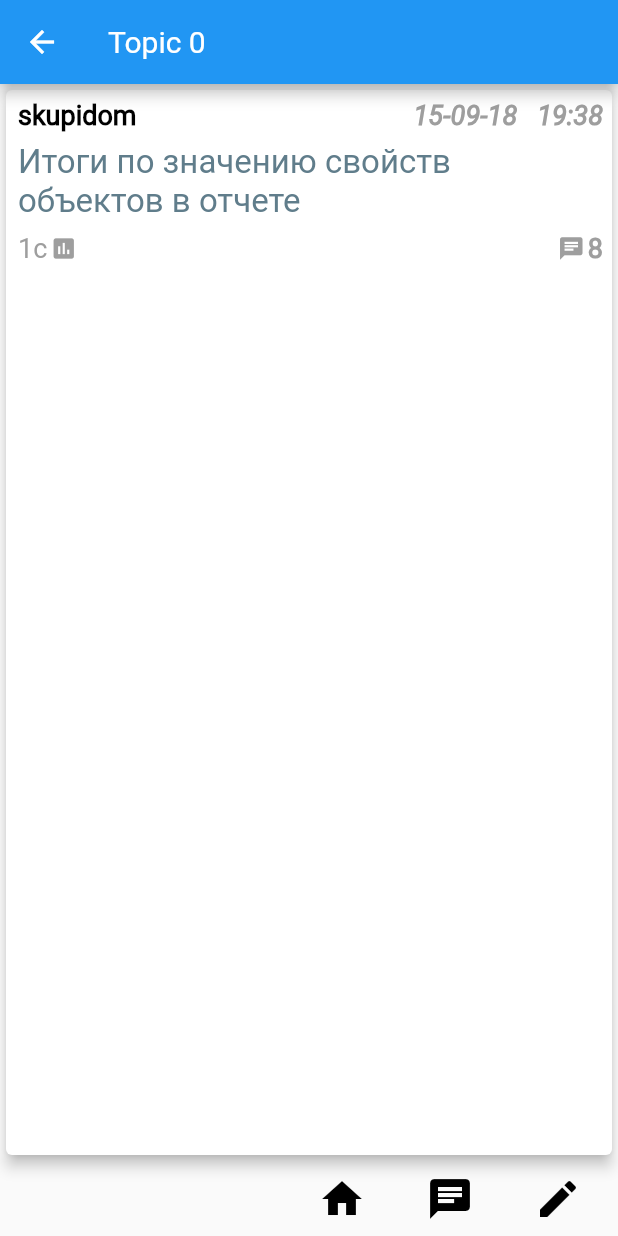
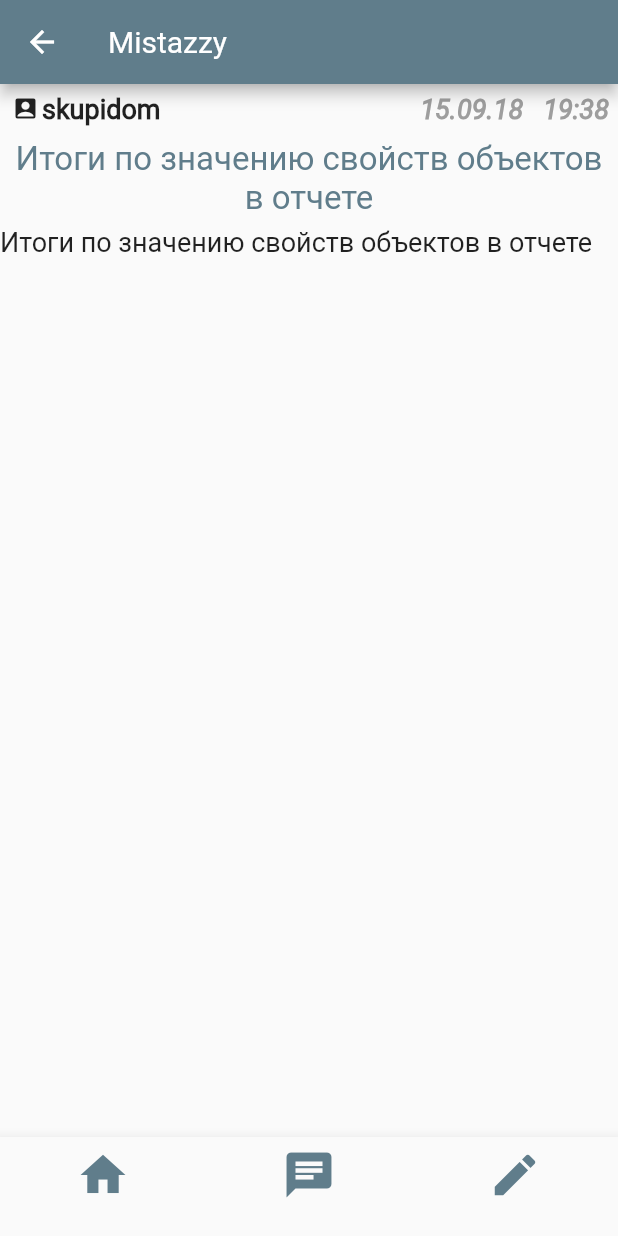
Before and after one commit to manc88/mistazzy, a Flutter app: the screen it shows after launch, after a tap on an icon or button, on a phone screen of 412 x 824 dp. Run offline on Flutter 3.47's test engine with Material 2 defaults, Android fonts, the phone set to English and light mode, and no system bars; our stand-ins replace html_unescape.

Commit message:
Topic View expanded

```diff
--- a/lib/main.dart
+++ b/lib/main.dart
@@ -8,6 +8,7 @@ import 'package:flutter/rendering.dart'
         debugPaintLayerBordersEnabled,
         debugPaintPointersEnabled,
         debugRepaintRainbowEnabled;
+import 'package:mistazzy/utils/Strings.dart';
 
 void main() {
   //debugPaintBaselinesEnabled = true;
@@ -25,7 +26,7 @@ class MistazzyApp extends StatelessWidget {
     //     debugRepaintRainbowEnabled = true;
 
     return MaterialApp(
-      title: "mistazyy",
+      title: Strings.appName,
       home: TopicListPage(),
     );
   }
--- a/lib/models/Topic.dart
+++ b/lib/models/Topic.dart
@@ -1,11 +1,15 @@
 import 'dart:convert' as converter;
 
 import 'package:mistazzy/models/user.dart';
+import 'package:html_unescape/html_unescape.dart';
 
 class Topic {
   String id = "";
 
 // - заголовок
+  String title = "";
+
+  // - заголовок
   String text = "";
 
 // - одно из {'1c','it','life','moder'}
@@ -47,12 +51,15 @@ class Topic {
       throw ArgumentError();
     }
 
+    var unescape = new HtmlUnescape();
+
     this.id = props['id'];
-    this.text = props['text'];
+    this.title = unescape.convert(props['text']);
+    this.text = unescape.convert(props['text']);
     this.forum = props['forum'];
     this.section = props['sect1'];
     this.created = DateTime.fromMillisecondsSinceEpoch(props['created'] * 1000);
-    //this.updated = new DateTime.fromMicrosecondsSinceEpoch(props['updated']);
+    this.updated = new DateTime.fromMicrosecondsSinceEpoch(props['utime']);
     this.answersCount = int.tryParse(props['answ']) ?? 0;
     this.isVoting = props['is_voting'] == "1";
     this.closed = props['closed'] == "1";
@@ -64,7 +71,7 @@ class Topic {
 
   @override
   String toString() {
-    return "id:" + id + "\n" + "text:" + text;
+    return "id:" + id + "\n" + "text:" + title;
   }
 
   static List<Topic> testList() {
--- a/lib/nav/topicListPage.dart
+++ b/lib/nav/topicListPage.dart
@@ -1,4 +1,6 @@
 import 'package:flutter/material.dart';
+import 'package:mistazzy/utils/Strings.dart';
+import 'package:mistazzy/widgets/size.dart';
 import '../widgets/topicList.dart';
 
 class TopicListPage extends StatelessWidget {
@@ -6,9 +8,21 @@ class TopicListPage extends StatelessWidget {
   Widget build(BuildContext context) {
     return Scaffold(
       appBar: AppBar(
-        title: Text("mistazzy"),
+        backgroundColor: Colors.blueGrey,
+        title: Text(Strings.appName),
       ),
       body: TopicList(),
+      floatingActionButton: FloatingActionButton(
+        mini: true,
+        child: Icon(
+          Icons.create,
+          size: Foab.icon,
+          color: Colors.white70,
+        ),
+        onPressed: () => print('foab'),
+        elevation: 8.0,
+        backgroundColor: Colors.blueGrey,
+      ),
     );
   }
 }
--- a/lib/nav/topicPage.dart
+++ b/lib/nav/topicPage.dart
@@ -1,29 +1,38 @@
 import 'package:flutter/material.dart';
 import 'package:mistazzy/models/topic.dart';
 import 'package:mistazzy/nav/paginator.dart';
-import 'package:mistazzy/widgets/topicCard.dart';
+import 'package:mistazzy/utils/Strings.dart';
+import 'package:mistazzy/widgets/size.dart';
+import 'package:mistazzy/widgets/topicView.dart';
 
 class TopicPage extends StatelessWidget {
   @override
   Widget build(BuildContext context) {
     return Scaffold(
-      appBar: AppBar(
-        title: Text("Topic 0"),
-      ),
-      body: Container(child: TopicCard(Topic.testList()[0])),
-      bottomNavigationBar: Container(
-        height: 50.0,
-        child: ButtonBar(children: <Widget>[
-          FlatButton(
-              onPressed: () => Paginator.pop(context),
-              child: Icon(
-                Icons.home,
-                size: 32.0,
-              )),
-          FlatButton(onPressed: () => {}, child: Icon(Icons.chat, size: 32.0)),
-          FlatButton(onPressed: () => {}, child: Icon(Icons.create, size: 32.0))
-        ]),
-      ),
-    );
+        appBar: AppBar(
+          backgroundColor: Colors.blueGrey,
+          title: Text(Strings.appName),
+        ),
+        body: Container(child: TopicView(topic: Topic.testList()[0])),
+        bottomNavigationBar: BottomNavigationBar(
+          onTap: (int i) => print(i),
+          items: [
+            BottomNavigationBarItem(
+                icon: Icon(
+                  Icons.home,
+                  color: Colors.blueGrey,
+                  size: BottomBarSize.icon,
+                ),
+                title: Container()),
+            BottomNavigationBarItem(
+                icon: Icon(Icons.chat,
+                    color: Colors.blueGrey, size: BottomBarSize.icon),
+                title: Container()),
+            BottomNavigationBarItem(
+                icon: Icon(Icons.create,
+                    color: Colors.blueGrey, size: BottomBarSize.icon),
+                title: Container())
+          ],
+        ));
   }
 }
--- a/lib/utils/DT.dart
+++ b/lib/utils/DT.dart
@@ -2,7 +2,7 @@ import 'package:intl/intl.dart';
 
 class Dt {
   static String topicDate(DateTime d) {
-    var formatter = new DateFormat('dd-MM-yy   HH:mm');
+    var formatter = new DateFormat('dd.MM.yy   HH:mm');
     return formatter.format(d);
   }
 }
--- /dev/null
+++ b/lib/utils/Strings.dart
@@ -0,0 +1,3 @@
+abstract class Strings {
+  static const String appName = "Mistazzy";
+}
--- a/lib/widgets/size.dart
+++ b/lib/widgets/size.dart
@@ -3,3 +3,19 @@ abstract class TopicCardSize {
   static const double iconText = 18.0;
   static const double titleText = 22.0;
 }
+
+abstract class BottomBarSize {
+  static const double icon = 36.0;
+  static const double iconText = 14.0;
+}
+
+abstract class Foab {
+  static const double icon = 24.0;
+}
+
+abstract class TopicSize {
+  static const double icon = 18.0;
+  static const double iconText = 18.0;
+  static const double titleText = 18.0;
+  static const double bodyText = 18.0;
+}
--- a/lib/widgets/topic.dart
+++ /dev/null
@@ -1,13 +0,0 @@
-import 'package:flutter/material.dart';
-import 'package:mistazzy/models/topic.dart';
-
-class TopicView extends StatelessWidget {
-  final Topic topic;
-
-  TopicView({this.topic});
-
-  @override
-  Widget build(BuildContext context) {
-    return Container(child: Container());
-  }
-}
--- a/lib/widgets/topicCard.dart
+++ b/lib/widgets/topicCard.dart
@@ -2,7 +2,6 @@ import 'package:flutter/material.dart';
 
 import 'package:mistazzy/models/topic.dart';
 import 'package:mistazzy/nav/paginator.dart';
-import 'package:mistazzy/nav/topicPage.dart';
 import 'package:mistazzy/utils/DT.dart';
 import 'package:mistazzy/widgets/size.dart';
 
@@ -19,7 +18,7 @@ class TopicCard extends StatelessWidget {
       child: Column(
         crossAxisAlignment: CrossAxisAlignment.start,
         children: <Widget>[
-          _UpperTopic(topic: topic),
+          UpperTopic(topic),
           _TopicTitle(topic: topic),
           _TopicBottom(topic: topic)
         ],
@@ -28,10 +27,10 @@ class TopicCard extends StatelessWidget {
   }
 }
 
-class _UpperTopic extends StatelessWidget {
+class UpperTopic extends StatelessWidget {
   final Topic topic;
 
-  _UpperTopic({this.topic});
+  UpperTopic(this.topic);
 
   @override
   Widget build(BuildContext context) {
@@ -42,12 +41,20 @@ class _UpperTopic extends StatelessWidget {
         mainAxisSize: MainAxisSize.max,
         mainAxisAlignment: MainAxisAlignment.spaceBetween,
         children: <Widget>[
-          Text(topic.user.name,
-              style: TextStyle(
-                  color: Colors.black,
-                  fontStyle: FontStyle.normal,
-                  fontSize: TopicCardSize.iconText,
-                  fontWeight: FontWeight.bold)),
+          Row(children: [
+            Icon(
+              Icons.account_box,
+              size: TopicCardSize.icon,
+              color: Colors.black87,
+            ),
+            Spacer(2),
+            Text(topic.user.name,
+                style: TextStyle(
+                    color: Colors.black87,
+                    fontStyle: FontStyle.normal,
+                    fontSize: TopicCardSize.iconText,
+                    fontWeight: FontWeight.bold))
+          ]),
           Text(
             Dt.topicDate(topic.created),
             style: TextStyle(
@@ -76,7 +83,7 @@ class _TopicTitle extends StatelessWidget {
           padding: EdgeInsets.fromLTRB(6.0, 2.0, 4.0, 2.0),
           child: GestureDetector(
               onTap: () => Paginator.goToTopic(context),
-              child: Text(topic.text,
+              child: Text(topic.title,
                   overflow: TextOverflow.ellipsis,
                   textAlign: TextAlign.start,
                   textDirection: TextDirection.ltr,
@@ -133,12 +140,12 @@ class _TopicBottom extends StatelessWidget {
                     Icon(
                       Icons.chat,
                       size: TopicCardSize.icon,
-                      color: Colors.grey,
+                      color: Colors.black87,
                     ),
                     Spacer(2),
                     Text(topic.answersCount.toString(),
                         style: TextStyle(
-                            color: Colors.grey,
+                            color: Colors.black87,
                             fontWeight: FontWeight.bold,
                             fontSize: TopicCardSize.iconText))
                   ],
--- a/lib/widgets/topicList.dart
+++ b/lib/widgets/topicList.dart
@@ -10,6 +10,12 @@ class TopicList extends StatefulWidget {
 class _TopicListState extends State<TopicList> {
   List<Topic> _topicList = Topic.testList();
 
+  @override
+  void initState() {
+    super.initState();
+    _topicList.sort((Topic t1, Topic t2) => t2.updated.compareTo(t1.updated));
+  }
+
   Widget _buildListItem(BuildContext cont, int index) {
     return TopicCard(_topicList[index]);
   }
@@ -17,6 +23,7 @@ class _TopicListState extends State<TopicList> {
   @override
   Widget build(BuildContext context) {
     return Container(
+      color: Colors.grey[300],
       padding: EdgeInsets.all(4.0),
       child: Center(
         child: ListView.builder(
--- /dev/null
+++ b/lib/widgets/topicView.dart
@@ -0,0 +1,60 @@
+import 'package:flutter/material.dart';
+import 'package:mistazzy/models/topic.dart';
+import 'package:mistazzy/widgets/size.dart';
+import 'package:mistazzy/widgets/topicCard.dart';
+
+class TopicView extends StatelessWidget {
+  final Topic topic;
+
+  TopicView({this.topic});
+
+  @override
+  Widget build(BuildContext context) {
+    return Column(
+      mainAxisSize: MainAxisSize.max,
+      mainAxisAlignment: MainAxisAlignment.start,
+      crossAxisAlignment: CrossAxisAlignment.center,
+      children: [
+        UpperTopic(topic),
+        TopicTitle(topic),
+        Row(
+          children: <Widget>[
+            Expanded(
+              child: Text(
+                topic.text,
+                style: TextStyle(fontSize: TopicSize.bodyText),
+              ),
+            )
+          ],
+        )
+      ],
+    );
+  }
+}
+
+class TopicTitle extends StatelessWidget {
+  final Topic topic;
+  TopicTitle(this.topic);
+  @override
+  Widget build(BuildContext context) {
+    return Row(
+        mainAxisSize: MainAxisSize.max,
+        mainAxisAlignment: MainAxisAlignment.center,
+        children: [
+          Expanded(
+            child: Padding(
+              padding: const EdgeInsets.all(6.0),
+              child: Text(topic.title,
+                  overflow: TextOverflow.ellipsis,
+                  textAlign: TextAlign.center,
+                  textDirection: TextDirection.ltr,
+                  maxLines: 10,
+                  style: TextStyle(
+                    fontSize: TopicCardSize.titleText,
+                    color: Colors.blueGrey,
+                  )),
+            ),
+          ),
+        ]);
+  }
+}
--- a/pubspec.yaml
+++ b/pubspec.yaml
@@ -14,7 +14,12 @@ environment:
 
 dependencies:
 
+  ####################################
+  ##    MISTAZZY
+  ####################################
   intl: ^0.15.7
+  html_unescape: ^1.0.1+2
+  ####################################
 
   flutter:
     sdk: flutter
```
Also changed, not shown: pubspec.lock, 1 other file.
